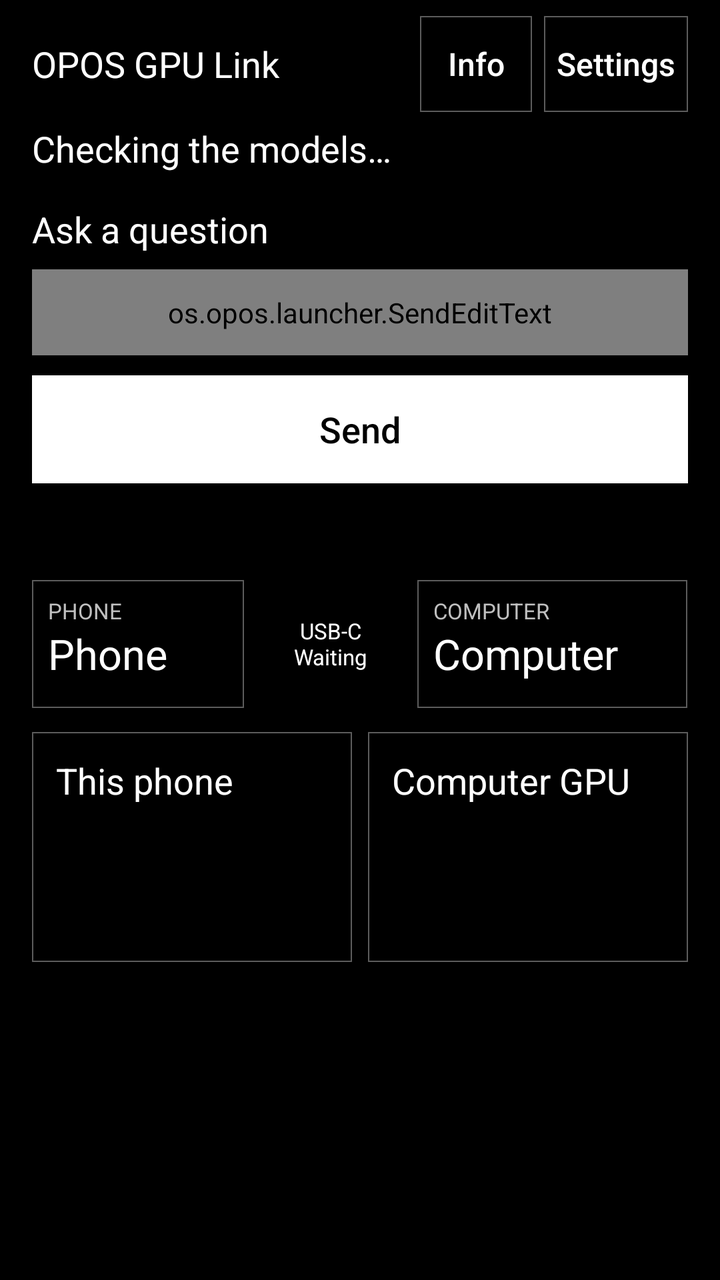
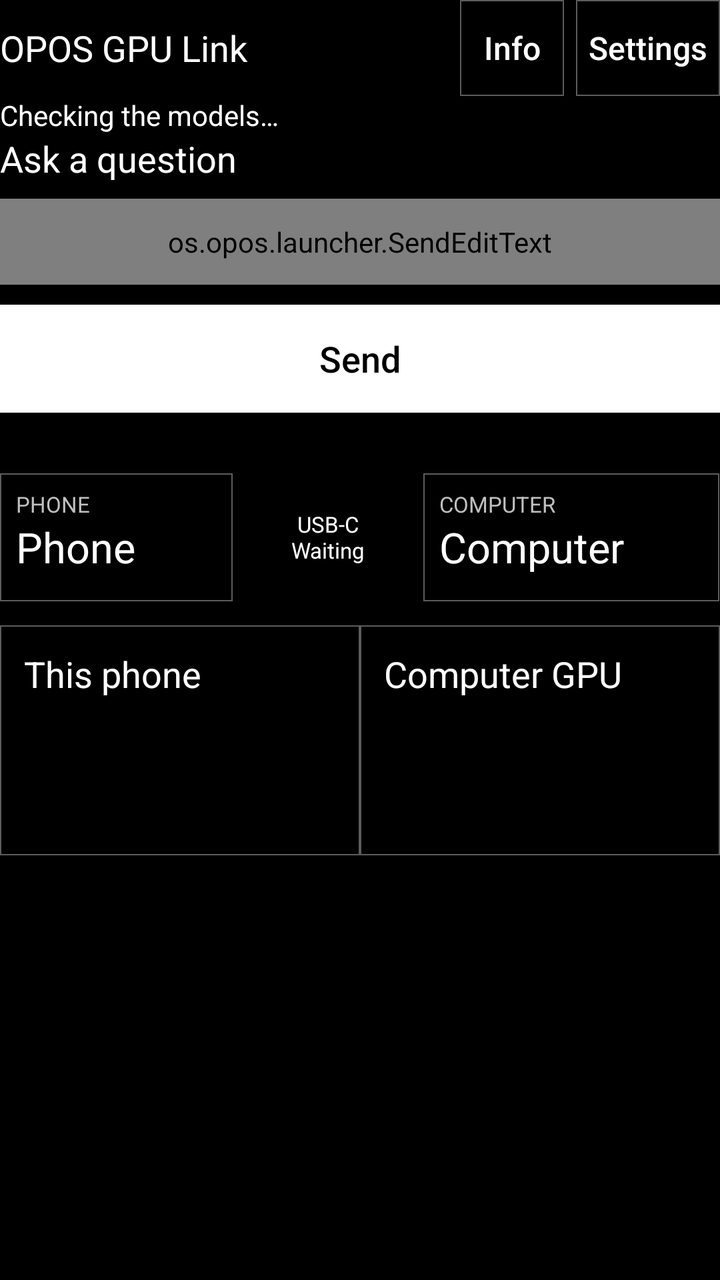

An Android layout rendered at two revisions. The XML below is the earlier revision; the diff shows what the commit changed to produce the second picture.
<!-- AndroidManifest.xml: application theme OposTheme -->
<!-- res/layout/models.xml -->
<?xml version="1.0" encoding="utf-8"?>
<FrameLayout xmlns:android="http://schemas.android.com/apk/res/android"
    android:id="@+id/root"
    android:layout_width="match_parent"
    android:layout_height="match_parent"
    android:background="@color/newspaper_paper">

    <LinearLayout
        android:id="@+id/screen"
        android:layout_width="match_parent"
        android:layout_height="match_parent"
        android:background="@color/newspaper_paper"
        android:orientation="vertical">

    <LinearLayout
        android:id="@+id/header"
        android:layout_width="match_parent"
        android:layout_height="wrap_content"
        android:gravity="center_vertical"
        android:orientation="horizontal"
        android:paddingStart="16dp"
        android:paddingTop="8dp"
        android:paddingEnd="16dp">

        <TextView
            android:id="@+id/title"
            android:layout_width="0dp"
            android:layout_height="wrap_content"
            android:layout_weight="1"
            android:accessibilityHeading="true"
            android:text="@string/app_name"
            android:textColor="@color/newspaper_ink"
            android:textSize="18sp"
                    />

        <Button
            android:id="@+id/info"
            android:layout_width="wrap_content"
            android:layout_height="48dp"
            android:minWidth="56dp"
            android:background="@drawable/newspaper_outline"
            android:contentDescription="@string/info_description"
            android:text="@string/info"
            android:textAllCaps="false"
            android:textColor="@color/newspaper_ink"
            android:textSize="16sp" />

        <Button
            android:id="@+id/settings"
            android:layout_width="wrap_content"
            android:layout_height="48dp"
            android:minWidth="72dp"
            android:layout_marginStart="6dp"
            android:background="@drawable/newspaper_outline"
            android:contentDescription="@string/settings_description"
            android:text="@string/settings"
            android:textAllCaps="false"
            android:textColor="@color/newspaper_ink"
            android:textSize="16sp" />
    </LinearLayout>

    <TextView
        android:id="@+id/connection"
        android:layout_width="match_parent"
        android:layout_height="wrap_content"
        android:accessibilityLiveRegion="polite"
        android:paddingStart="16dp"
        android:paddingTop="6dp"
        android:paddingEnd="16dp"
        android:paddingBottom="8dp"
        android:text="@string/connecting"
        android:textColor="@color/newspaper_ink"
        android:textSize="18sp" />

    <LinearLayout
        android:id="@+id/composer"
        android:layout_width="match_parent"
        android:layout_height="wrap_content"
        android:orientation="vertical"
        android:paddingStart="16dp"
        android:paddingTop="8dp"
        android:paddingEnd="16dp"
        android:paddingBottom="10dp">

        <TextView
            android:id="@+id/question_label"
            android:layout_width="match_parent"
            android:layout_height="wrap_content"
            android:labelFor="@id/prompt"
            android:text="@string/question_label"
            android:textColor="@color/newspaper_ink"
            android:textSize="18sp"
                    />

        <LinearLayout
            android:id="@+id/input_row"
            android:layout_width="match_parent"
            android:layout_height="wrap_content"
            android:orientation="vertical">

        <os.opos.launcher.SendEditText
            android:id="@+id/prompt"
            android:layout_width="match_parent"
            android:layout_height="wrap_content"
            android:layout_marginTop="8dp"
            android:background="@drawable/newspaper_panel"
            android:gravity="top|start"
            android:hint="@string/question_hint"
            android:imeOptions="actionSend|flagNoExtractUi"
            android:inputType="textCapSentences|textMultiLine"
            android:maxLines="5"
            android:minLines="2"
            android:padding="12dp"
            android:textColor="@color/newspaper_ink"
            android:textColorHint="@color/newspaper_ink"
            android:textSize="18sp" />

        <Button
            android:id="@+id/ask"
            android:layout_width="match_parent"
            android:layout_height="54dp"
            android:layout_marginTop="10dp"
            android:background="@drawable/newspaper_primary"
            android:text="@string/send"
            android:textAllCaps="false"
            android:textColor="@color/newspaper_paper"
            android:textSize="18sp"
                    />

        <Button
            android:id="@+id/stop"
            android:layout_width="match_parent"
            android:layout_height="54dp"
            android:layout_marginTop="10dp"
            android:background="@drawable/newspaper_outline"
            android:text="@string/stop"
            android:textAllCaps="false"
            android:textColor="@color/newspaper_ink"
            android:textSize="18sp"
                    android:visibility="gone" />

        <Button
            android:id="@+id/reconnect"
            android:layout_width="match_parent"
            android:layout_height="54dp"
            android:layout_marginTop="10dp"
            android:background="@drawable/newspaper_primary"
            android:text="@string/reconnect"
            android:textAllCaps="false"
            android:textColor="@color/newspaper_paper"
            android:textSize="18sp"
                    android:visibility="gone" />

        <TextView
            android:id="@+id/reset_ask_copy"
            android:layout_width="match_parent"
            android:layout_height="wrap_content"
            android:layout_marginTop="10dp"
            android:text="@string/reset_ask_copy"
            android:textColor="@color/newspaper_ink"
            android:textSize="18sp"
            android:visibility="gone" />

        <Button
            android:id="@+id/reset_ask"
            android:layout_width="match_parent"
            android:layout_height="48dp"
            android:layout_marginTop="8dp"
            android:background="@drawable/newspaper_outline"
            android:text="@string/reset_ask"
            android:textAllCaps="false"
            android:textColor="@color/newspaper_ink"
            android:textSize="18sp"
            android:visibility="gone" />

        </LinearLayout>
    </LinearLayout>

    <TextView
        android:id="@+id/error"
        android:layout_width="match_parent"
        android:layout_height="wrap_content"
        android:accessibilityLiveRegion="polite"
        android:paddingStart="16dp"
        android:paddingEnd="16dp"
        android:textColor="@color/newspaper_ink"
        android:textSize="18sp" />

    <FrameLayout
        android:id="@+id/results_stage"
        android:layout_width="match_parent"
        android:layout_height="0dp"
        android:layout_weight="1">

    <ScrollView
        android:id="@+id/results_scroll"
        android:layout_width="match_parent"
        android:layout_height="match_parent"
        android:clipToPadding="false"
        android:fillViewport="false">

        <LinearLayout
            android:id="@+id/content"
            android:layout_width="match_parent"
            android:layout_height="wrap_content"
            android:orientation="vertical"
            android:paddingStart="16dp"
            android:paddingTop="8dp"
            android:paddingEnd="16dp"
            android:paddingBottom="24dp">

            <LinearLayout
                android:id="@+id/pairing_closed"
                android:layout_width="match_parent"
                android:layout_height="wrap_content"
                android:background="@drawable/newspaper_panel"
                android:orientation="vertical"
                android:padding="16dp"
                android:visibility="gone">

                <TextView
                    android:id="@+id/pairing_closed_header"
                    android:layout_width="match_parent"
                    android:layout_height="wrap_content"
                    android:accessibilityHeading="true"
                    android:text="@string/pairing_closed_title"
                    android:textColor="@color/newspaper_ink"
                    android:textSize="18sp" />

                <TextView
                    android:id="@+id/pairing_closed_text"
                    android:layout_width="match_parent"
                    android:layout_height="wrap_content"
                    android:layout_marginTop="8dp"
                    android:text="@string/pairing_closed"
                    android:textColor="@color/newspaper_ink"
                    android:textSize="18sp" />

                <Button
                    android:id="@+id/reopen_pc"
                    android:layout_width="match_parent"
                    android:layout_height="52dp"
                    android:layout_marginTop="12dp"
                    android:background="@drawable/newspaper_primary"
                    android:text="@string/reopen_pc"
                    android:textAllCaps="false"
                    android:textColor="@color/newspaper_paper"
                    android:textSize="18sp" />
            </LinearLayout>

            <LinearLayout
                android:id="@+id/device_band"
                android:layout_width="match_parent"
                android:layout_height="wrap_content"
                android:layout_marginTop="6dp"
                android:accessibilityLiveRegion="polite"
                android:importantForAccessibility="yes"
                android:screenReaderFocusable="true"
                android:orientation="horizontal">

                <LinearLayout
                    android:id="@+id/device_phone"
                    android:layout_width="0dp"
                    android:layout_height="wrap_content"
                    android:layout_weight="1.1"
                    android:background="@drawable/newspaper_panel"
                    android:importantForAccessibility="noHideDescendants"
                    android:minHeight="64dp"
                    android:orientation="vertical"
                    android:padding="8dp">

                    <TextView
                        android:id="@+id/device_phone_kicker"
                        android:layout_width="match_parent"
                        android:layout_height="wrap_content"
                        android:text="PHONE"
                        android:textColor="@color/you_asked_label"
                        android:textSize="11sp" />

                    <TextView
                        android:id="@+id/device_phone_name"
                        android:layout_width="match_parent"
                        android:layout_height="wrap_content"
                        android:text="Phone"
                        android:textColor="@color/newspaper_ink"
                        android:textSize="21sp" />
                </LinearLayout>

                <TextView
                    android:id="@+id/device_link"
                    android:layout_width="0dp"
                    android:layout_height="wrap_content"
                    android:layout_gravity="center_vertical"
                    android:layout_weight="0.9"
                    android:gravity="center"
                    android:importantForAccessibility="no"
                    android:text="USB-C\nWaiting"
                    android:textColor="@color/newspaper_ink"
                    android:textSize="11sp" />

                <LinearLayout
                    android:id="@+id/device_computer"
                    android:layout_width="0dp"
                    android:layout_height="wrap_content"
                    android:layout_weight="1.4"
                    android:background="@drawable/newspaper_panel"
                    android:importantForAccessibility="noHideDescendants"
                    android:minHeight="64dp"
                    android:orientation="vertical"
                    android:padding="8dp">

                    <TextView
                        android:id="@+id/device_computer_kicker"
                        android:layout_width="match_parent"
                        android:layout_height="wrap_content"
                        android:text="COMPUTER"
                        android:textColor="@color/you_asked_label"
                        android:textSize="11sp" />

                    <TextView
                        android:id="@+id/device_computer_name"
                        android:layout_width="match_parent"
                        android:layout_height="wrap_content"
                        android:text="Computer"
                        android:textColor="@color/newspaper_ink"
                        android:textSize="21sp" />
                </LinearLayout>
            </LinearLayout>

            <TextView
                android:id="@+id/question"
                android:layout_width="match_parent"
                android:layout_height="wrap_content"
                android:layout_marginTop="12dp"
                android:accessibilityHeading="true"
                android:textColor="@color/newspaper_ink"
                android:textSize="18sp"
                    android:visibility="gone" />

            <LinearLayout
                android:id="@+id/answers"
                android:layout_width="match_parent"
                android:layout_height="wrap_content"
                android:layout_marginTop="12dp"
                android:orientation="horizontal">

                <LinearLayout
                    android:id="@+id/phone_card"
                    android:layout_width="0dp"
                    android:layout_height="wrap_content"
                    android:layout_weight="1"
                    android:background="@drawable/newspaper_panel"
                    android:orientation="vertical"
                    android:padding="12dp">

                    <TextView
                        android:layout_width="match_parent"
                        android:layout_height="wrap_content"
                        android:accessibilityHeading="true"
                        android:text="@string/phone_heading"
                        android:textColor="@color/newspaper_ink"
                        android:textSize="18sp"
                    />

                    <TextView
                        android:id="@+id/phone_state"
                        android:layout_width="match_parent"
                        android:layout_height="wrap_content"
                        android:layout_marginTop="8dp"
                        android:accessibilityLiveRegion="polite"
                        android:textColor="@color/newspaper_ink"
                        android:textSize="18sp"
                    />

                    <TextView
                        android:id="@+id/phone_answer"
                        android:layout_width="match_parent"
                        android:layout_height="wrap_content"
                        android:layout_marginTop="10dp"
                        android:textColor="@color/newspaper_ink"
                        android:textIsSelectable="true"
                        android:textSize="18sp" />
                </LinearLayout>

                <LinearLayout
                    android:id="@+id/gpu_card"
                    android:layout_width="0dp"
                    android:layout_height="wrap_content"
                    android:layout_marginStart="8dp"
                    android:layout_weight="1"
                    android:background="@drawable/newspaper_panel"
                    android:orientation="vertical"
                    android:padding="12dp">

                    <TextView
                        android:id="@+id/gpu_heading"
                        android:layout_width="match_parent"
                        android:layout_height="wrap_content"
                        android:accessibilityHeading="true"
                        android:text="@string/gpu_heading_neutral"
                        android:textColor="@color/newspaper_ink"
                        android:textSize="18sp"
                    />

                    <TextView
                        android:id="@+id/gpu_state"
                        android:layout_width="match_parent"
                        android:layout_height="wrap_content"
                        android:layout_marginTop="8dp"
                        android:accessibilityLiveRegion="polite"
                        android:textColor="@color/newspaper_ink"
                        android:textSize="18sp"
                    />

                    <TextView
                        android:id="@+id/gpu_answer"
                        android:layout_width="match_parent"
                        android:layout_height="wrap_content"
                        android:layout_marginTop="10dp"
                        android:textColor="@color/newspaper_ink"
                        android:textIsSelectable="true"
                        android:textSize="18sp" />
                </LinearLayout>
            </LinearLayout>

            <Button
                android:id="@+id/retry"
                android:layout_width="match_parent"
                android:layout_height="52dp"
                android:layout_marginTop="12dp"
                android:background="@drawable/newspaper_outline"
                android:text="@string/try_again"
                android:textAllCaps="false"
                android:textColor="@color/newspaper_ink"
                android:textSize="18sp"
                android:visibility="gone" />
        </LinearLayout>
    </ScrollView>
    </FrameLayout>
    </LinearLayout>

    <LinearLayout
        android:id="@+id/pairing"
        android:layout_width="match_parent"
        android:layout_height="match_parent"
        android:background="@color/newspaper_paper"
        android:clickable="true"
        android:focusable="true"
        android:orientation="vertical"
        android:visibility="gone">

        <ScrollView
            android:id="@+id/pairing_scroll"
            android:layout_width="match_parent"
            android:layout_height="0dp"
            android:layout_weight="1"
            android:fillViewport="true">

            <LinearLayout
                android:id="@+id/pairing_body"
                android:layout_width="match_parent"
                android:layout_height="wrap_content"
                android:gravity="center_horizontal"
                android:orientation="vertical"
                android:padding="24dp">

                <TextView
                    android:id="@+id/pairing_header"
                    android:layout_width="match_parent"
                    android:layout_height="wrap_content"
                    android:accessibilityHeading="true"
                    android:gravity="center_horizontal"
                    android:text="@string/pairing_title"
                    android:textColor="@color/newspaper_ink"
                    android:textSize="21sp" />

                <TextView
                    android:id="@+id/pairing_text"
                    android:layout_width="match_parent"
                    android:layout_height="wrap_content"
                    android:layout_marginTop="12dp"
                    android:gravity="center_horizontal"
                    android:textColor="@color/newspaper_ink"
                    android:textSize="18sp" />

                <TextView
                    android:id="@+id/pairing_code_label"
                    android:layout_width="match_parent"
                    android:layout_height="wrap_content"
                    android:layout_marginTop="24dp"
                    android:gravity="center_horizontal"
                    android:text="@string/pairing_code_label"
                    android:textColor="@color/newspaper_ink"
                    android:textSize="11sp" />

                <TextView
                    android:id="@+id/pairing_code"
                    android:layout_width="match_parent"
                    android:layout_height="wrap_content"
                    android:layout_marginTop="8dp"
                    android:fontFeatureSettings="tnum"
                    android:gravity="center"
                    android:importantForAccessibility="yes"
                    android:letterSpacing="0.08"
                    android:textColor="@color/newspaper_ink"
                    android:textSize="56sp" />

                <TextView
                    android:id="@+id/pairing_countdown"
                    android:layout_width="match_parent"
                    android:layout_height="wrap_content"
                    android:layout_marginTop="8dp"
                    android:gravity="center"
                    android:textColor="@color/newspaper_ink"
                    android:textSize="18sp" />

                <TextView
                    android:id="@+id/pairing_disclosure"
                    android:layout_width="match_parent"
                    android:layout_height="wrap_content"
                    android:layout_marginTop="20dp"
                    android:gravity="center_horizontal"
                    android:text="@string/pairing_disclosure"
                    android:textColor="@color/newspaper_ink"
                    android:textSize="18sp" />
            </LinearLayout>
        </ScrollView>

        <LinearLayout
            android:id="@+id/pairing_actions"
            android:layout_width="match_parent"
            android:layout_height="wrap_content"
            android:orientation="vertical"
            android:paddingStart="24dp"
            android:paddingTop="8dp"
            android:paddingEnd="24dp"
            android:paddingBottom="24dp">

            <Button
                android:id="@+id/allow_pc"
                android:layout_width="match_parent"
                android:layout_height="wrap_content"
                android:minHeight="72dp"
                android:background="@drawable/newspaper_primary"
                android:text="@string/allow_pc"
                android:textAllCaps="false"
                android:textColor="@color/newspaper_paper"
                android:textSize="21sp" />

            <Button
                android:id="@+id/deny_pc"
                android:layout_width="match_parent"
                android:layout_height="wrap_content"
                android:minHeight="48dp"
                android:layout_marginTop="8dp"
                android:background="@drawable/newspaper_outline"
                android:text="@string/not_now"
                android:textAllCaps="false"
                android:textColor="@color/newspaper_ink"
                android:textSize="16sp" />
        </LinearLayout>
    </LinearLayout>
</FrameLayout>
<!-- resources referenced by this layout -->
<resources>
  <color name="newspaper_ink">#FFFFFF</color>
  <color name="newspaper_paper">#000000</color>
  <color name="you_asked_label">#BFBFBF</color>
  <!-- drawable newspaper_outline (drawable) -->
  <shape xmlns:android="http://schemas.android.com/apk/res/android" android:shape="rectangle">
      <solid android:color="@color/newspaper_paper" />
      <stroke android:width="0.5dp" android:color="@color/newspaper_stroke" />
  </shape>
  <!-- drawable newspaper_panel (drawable) -->
  <shape xmlns:android="http://schemas.android.com/apk/res/android" android:shape="rectangle">
      <solid android:color="@color/newspaper_paper" />
      <stroke android:width="0.5dp" android:color="@color/newspaper_stroke" />
  </shape>
  <!-- drawable newspaper_primary (drawable) -->
  <shape xmlns:android="http://schemas.android.com/apk/res/android" android:shape="rectangle">
      <solid android:color="@color/newspaper_ink" />
  </shape>
  <string name="allow_pc">Allow this PC</string>
  <string name="app_name">OPOS GPU Link</string>
  <string name="connecting">Checking the models…</string>
  <string name="gpu_heading_neutral">Computer GPU</string>
  <string name="info">Info</string>
  <string name="info_description">Show GPU Link information</string>
  <string name="not_now">Not now</string>
  <string name="pairing_closed">New PC requests are paused. You can allow pairing again.</string>
  <string name="pairing_closed_title">Pairing requests closed</string>
  <string name="pairing_code_label">Pairing code</string>
  <string name="pairing_disclosure">If allowed, this PC can see what you ask the GPU model and keeps a copy of the model file.</string>
  <string name="pairing_title">Pair this PC?</string>
  <string name="phone_heading">This phone</string>
  <string name="question_hint">Ask the models…</string>
  <string name="question_label">Ask a question</string>
  <string name="reconnect">Reconnect</string>
  <string name="reopen_pc">Allow pairing again</string>
  <string name="reset_ask">Reset</string>
  <string name="reset_ask_copy">Your last question may still be running. Reset clears this screen’s check but does not stop the answer.</string>
  <string name="send">Send</string>
  <string name="settings">Settings</string>
  <string name="settings_description">Show display settings</string>
  <string name="stop">Stop</string>
  <string name="try_again">Try again</string>
  <style name="OposTheme" parent="@android:style/Theme.Material.NoActionBar">
          <item name="android:colorAccent">@color/newspaper_ink</item>
          <item name="android:windowBackground">@color/newspaper_paper</item>
          <item name="android:textColorPrimary">@color/newspaper_ink</item>
          <item name="android:textColorSecondary">@color/newspaper_ink</item>
          <item name="android:textColorHint">@color/newspaper_ink</item>
          <item name="android:colorControlNormal">@color/newspaper_ink</item>
          <item name="android:colorControlActivated">@color/newspaper_ink</item>
          <item name="android:statusBarColor">@color/newspaper_paper</item>
          <item name="android:navigationBarColor">@color/newspaper_paper</item>
          <item name="android:windowLightStatusBar">false</item>
          <item name="android:windowLightNavigationBar">false</item>
      </style>
  <color name="newspaper_stroke">#5C5C5C</color>
</resources>

<!-- the commit's change to res/layout/models.xml (unified diff, before → after) -->
@@ -17,10 +17,7 @@
         android:layout_width="match_parent"
         android:layout_height="wrap_content"
         android:gravity="center_vertical"
-        android:orientation="horizontal"
-        android:paddingStart="16dp"
-        android:paddingTop="8dp"
-        android:paddingEnd="16dp">
+        android:orientation="horizontal">
 
         <TextView
             android:id="@+id/title"
@@ -37,7 +34,7 @@
             android:id="@+id/info"
             android:layout_width="wrap_content"
             android:layout_height="48dp"
-            android:minWidth="56dp"
+            android:minWidth="52dp"
             android:background="@drawable/newspaper_outline"
             android:contentDescription="@string/info_description"
             android:text="@string/info"
@@ -64,23 +61,14 @@
         android:layout_width="match_parent"
         android:layout_height="wrap_content"
         android:accessibilityLiveRegion="polite"
-        android:paddingStart="16dp"
-        android:paddingTop="6dp"
-        android:paddingEnd="16dp"
-        android:paddingBottom="8dp"
         android:text="@string/connecting"
-        android:textColor="@color/newspaper_ink"
-        android:textSize="18sp" />
+        android:textColor="@color/newspaper_ink" />
 
     <LinearLayout
         android:id="@+id/composer"
         android:layout_width="match_parent"
         android:layout_height="wrap_content"
-        android:orientation="vertical"
-        android:paddingStart="16dp"
-        android:paddingTop="8dp"
-        android:paddingEnd="16dp"
-        android:paddingBottom="10dp">
+        android:orientation="vertical">
 
         <TextView
             android:id="@+id/question_label"
@@ -203,11 +191,7 @@
             android:id="@+id/content"
             android:layout_width="match_parent"
             android:layout_height="wrap_content"
-            android:orientation="vertical"
-            android:paddingStart="16dp"
-            android:paddingTop="8dp"
-            android:paddingEnd="16dp"
-            android:paddingBottom="24dp">
+            android:orientation="vertical">
 
             <LinearLayout
                 android:id="@+id/pairing_closed"
@@ -386,7 +370,6 @@
                     android:id="@+id/gpu_card"
                     android:layout_width="0dp"
                     android:layout_height="wrap_content"
-                    android:layout_marginStart="8dp"
                     android:layout_weight="1"
                     android:background="@drawable/newspaper_panel"
                     android:orientation="vertical"
@@ -501,7 +484,6 @@
                     android:fontFeatureSettings="tnum"
                     android:gravity="center"
                     android:importantForAccessibility="yes"
-                    android:letterSpacing="0.08"
                     android:textColor="@color/newspaper_ink"
                     android:textSize="56sp" />
 
